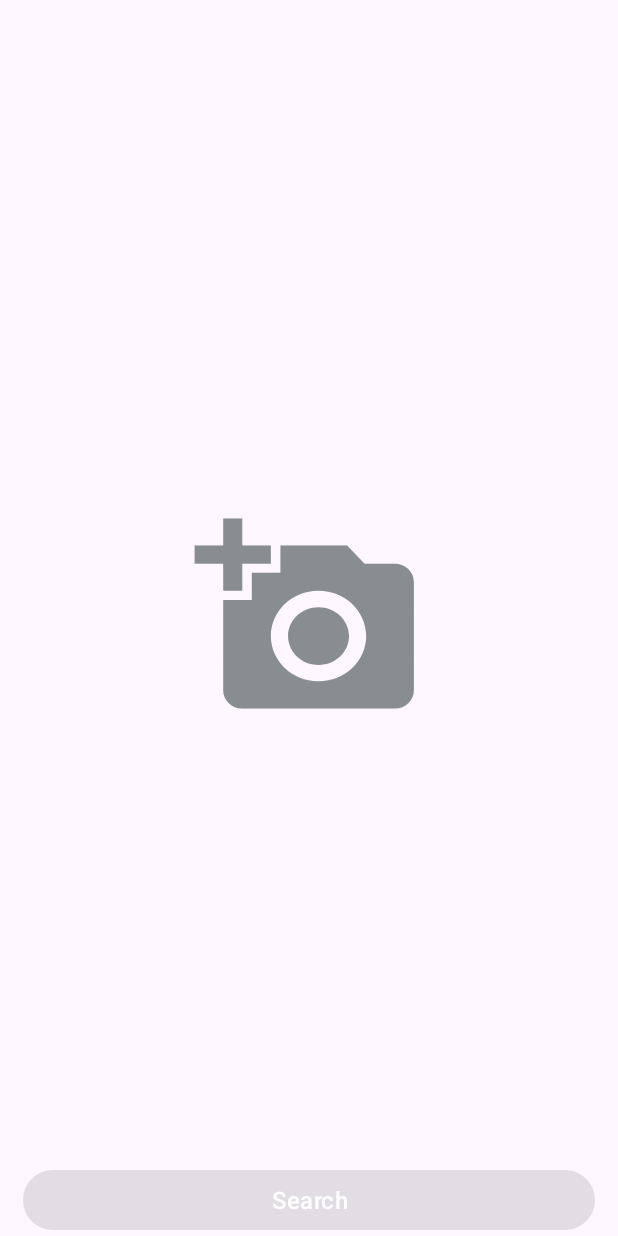
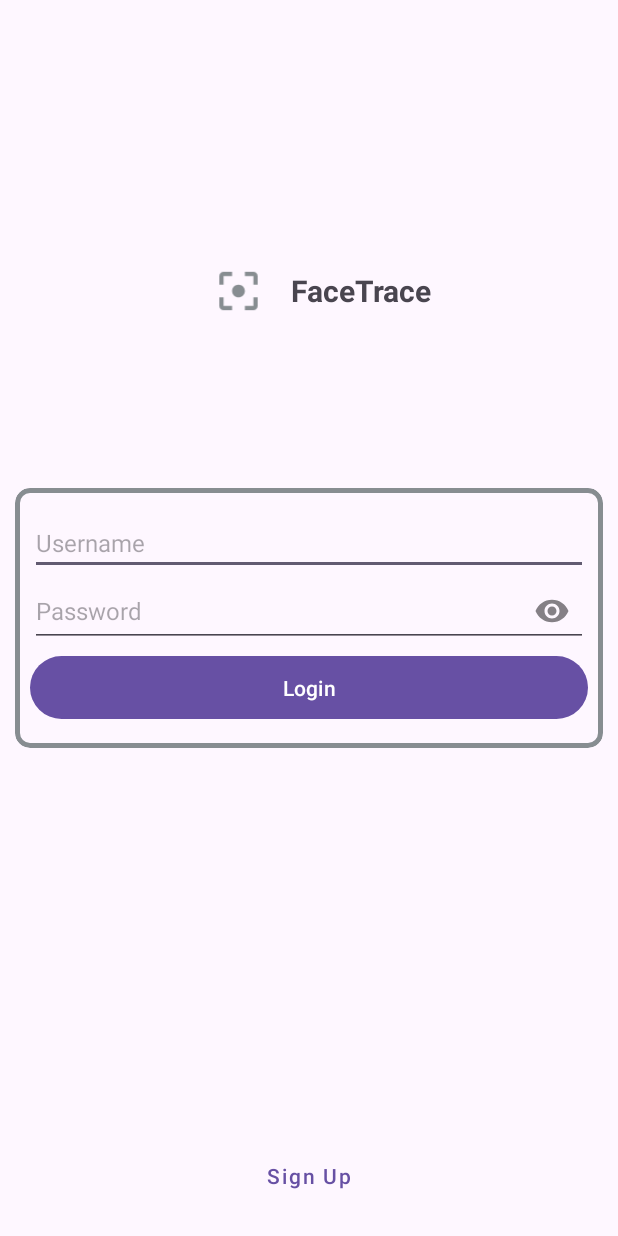
Before and after one commit to Anelkad/FaceTrace, an Android app: the screen it shows after launch (MainActivity before the commit, AuthActivity after it), on a phone screen of 412 x 824 dp. Run offline under Robolectric (Android 15) with nearby library versions, the phone set to English and light mode, and no system bars; our stand-ins replace Dagger/Hilt's generated code.

Commit message:
add login & sign up xml

```diff
--- a/app/build.gradle.kts
+++ b/app/build.gradle.kts
@@ -49,6 +49,7 @@ dependencies {
 
     //Hilt
     implementation("com.google.dagger:hilt-android:2.44")
+    implementation("androidx.activity:activity:1.9.0")
     kapt("com.google.dagger:hilt-android-compiler:2.44")
 
     implementation("androidx.lifecycle:lifecycle-viewmodel-ktx:2.6.1")
--- /dev/null
+++ b/app/src/main/java/com/example/facetrace/ui/auth/AuthActivity.kt
@@ -0,0 +1,12 @@
+package com.example.facetrace.ui.auth
+
+import android.os.Bundle
+import androidx.appcompat.app.AppCompatActivity
+import com.example.facetrace.R
+
+class AuthActivity : AppCompatActivity() {
+    override fun onCreate(savedInstanceState: Bundle?) {
+        super.onCreate(savedInstanceState)
+        setContentView(R.layout.activity_auth)
+    }
+}
--- /dev/null
+++ b/app/src/main/java/com/example/facetrace/ui/auth/LoginFragment.kt
@@ -0,0 +1,23 @@
+package com.example.facetrace.ui.auth
+
+import android.os.Bundle
+import android.view.View
+import androidx.fragment.app.Fragment
+import com.example.facetrace.R
+import com.example.facetrace.databinding.FragmentLoginBinding
+
+class LoginFragment : Fragment(R.layout.fragment_login) {
+
+    private lateinit var binding: FragmentLoginBinding
+
+    override fun onViewCreated(view: View, savedInstanceState: Bundle?) {
+        super.onViewCreated(view, savedInstanceState)
+        binding = FragmentLoginBinding.bind(view)
+        binding.btnSignUp.setOnClickListener {
+            parentFragmentManager.beginTransaction()
+                .replace(R.id.container, SignUpFragment())
+                .addToBackStack(null)
+                .commit()
+        }
+    }
+}
--- /dev/null
+++ b/app/src/main/res/drawable/baseline_remove_red_eye_24.xml
@@ -0,0 +1,5 @@
+<vector android:height="24dp" android:tint="@color/black"
+    android:viewportHeight="24" android:viewportWidth="24"
+    android:width="24dp" xmlns:android="http://schemas.android.com/apk/res/android">
+    <path android:fillColor="@android:color/white" android:pathData="M12,4.5C7,4.5 2.73,7.61 1,12c1.73,4.39 6,7.5 11,7.5s9.27,-3.11 11,-7.5c-1.73,-4.39 -6,-7.5 -11,-7.5zM12,17c-2.76,0 -5,-2.24 -5,-5s2.24,-5 5,-5 5,2.24 5,5 -2.24,5 -5,5zM12,9c-1.66,0 -3,1.34 -3,3s1.34,3 3,3 3,-1.34 3,-3 -1.34,-3 -3,-3z"/>
+</vector>
--- /dev/null
+++ b/app/src/main/res/drawable/eye_selector.xml
@@ -0,0 +1,5 @@
+<?xml version="1.0" encoding="utf-8"?>
+<selector xmlns:android="http://schemas.android.com/apk/res/android">
+    <item android:drawable="@drawable/outline_visibility_off_24" android:state_checked="true" />
+    <item android:drawable="@drawable/baseline_remove_red_eye_24" />
+</selector>
--- /dev/null
+++ b/app/src/main/res/drawable/outline_visibility_off_24.xml
@@ -0,0 +1,5 @@
+<vector android:height="24dp" android:tint="@color/black"
+    android:viewportHeight="24" android:viewportWidth="24"
+    android:width="24dp" xmlns:android="http://schemas.android.com/apk/res/android">
+    <path android:fillColor="@android:color/white" android:pathData="M12,6c3.79,0 7.17,2.13 8.82,5.5 -0.59,1.22 -1.42,2.27 -2.41,3.12l1.41,1.41c1.39,-1.23 2.49,-2.77 3.18,-4.53C21.27,7.11 17,4 12,4c-1.27,0 -2.49,0.2 -3.64,0.57l1.65,1.65C10.66,6.09 11.32,6 12,6zM10.93,7.14L13,9.21c0.57,0.25 1.03,0.71 1.28,1.28l2.07,2.07c0.08,-0.34 0.14,-0.7 0.14,-1.07C16.5,9.01 14.48,7 12,7c-0.37,0 -0.72,0.05 -1.07,0.14zM2.01,3.87l2.68,2.68C3.06,7.83 1.77,9.53 1,11.5 2.73,15.89 7,19 12,19c1.52,0 2.98,-0.29 4.32,-0.82l3.42,3.42 1.41,-1.41L3.42,2.45 2.01,3.87zM9.51,11.37l2.61,2.61c-0.04,0.01 -0.08,0.02 -0.12,0.02 -1.38,0 -2.5,-1.12 -2.5,-2.5 0,-0.05 0.01,-0.08 0.01,-0.13zM6.11,7.97l1.75,1.75c-0.23,0.55 -0.36,1.15 -0.36,1.78 0,2.48 2.02,4.5 4.5,4.5 0.63,0 1.23,-0.13 1.77,-0.36l0.98,0.98c-0.88,0.24 -1.8,0.38 -2.75,0.38 -3.79,0 -7.17,-2.13 -8.82,-5.5 0.7,-1.43 1.72,-2.61 2.93,-3.53z"/>
+</vector>
--- /dev/null
+++ b/app/src/main/res/layout/activity_auth.xml
@@ -0,0 +1,6 @@
+<?xml version="1.0" encoding="utf-8"?>
+<androidx.fragment.app.FragmentContainerView xmlns:android="http://schemas.android.com/apk/res/android"
+    android:id="@+id/container"
+    android:name="com.example.facetrace.ui.auth.LoginFragment"
+    android:layout_width="match_parent"
+    android:layout_height="match_parent" />
--- /dev/null
+++ b/app/src/main/res/layout/fragment_login.xml
@@ -0,0 +1,102 @@
+<?xml version="1.0" encoding="utf-8"?>
+<FrameLayout xmlns:android="http://schemas.android.com/apk/res/android"
+    xmlns:app="http://schemas.android.com/apk/res-auto"
+    android:layout_width="match_parent"
+    android:layout_height="match_parent">
+
+    <LinearLayout
+        android:layout_width="wrap_content"
+        android:layout_height="wrap_content"
+        android:layout_gravity="top|center_horizontal"
+        android:layout_marginTop="140dp"
+        android:orientation="horizontal">
+
+        <ImageView
+            android:layout_width="70dp"
+            android:layout_height="wrap_content"
+            android:src="@drawable/ic_launcher_foreground"
+            app:tint="@color/gray_220" />
+
+        <TextView
+            android:layout_width="wrap_content"
+            android:layout_height="wrap_content"
+            android:layout_gravity="center_vertical"
+            android:text="@string/app_name"
+            android:textSize="20sp"
+            android:textStyle="bold" />
+
+    </LinearLayout>
+
+    <com.google.android.material.card.MaterialCardView
+        android:layout_width="match_parent"
+        android:layout_height="wrap_content"
+        android:layout_gravity="center"
+        android:layout_margin="10dp"
+        app:cardCornerRadius="10dp"
+        app:strokeColor="@color/gray_220"
+        app:strokeWidth="3dp">
+
+        <LinearLayout
+            android:layout_width="match_parent"
+            android:layout_height="wrap_content"
+            android:orientation="vertical"
+            android:paddingHorizontal="10dp"
+            android:paddingVertical="15dp">
+
+            <com.google.android.material.textfield.TextInputEditText
+                android:id="@+id/et_username"
+                android:layout_width="match_parent"
+                android:layout_height="wrap_content"
+                android:cursorVisible="true"
+                android:hint="@string/username"
+                android:inputType="text"
+                android:textCursorDrawable="@null"
+                android:textSize="16sp" />
+
+            <com.google.android.material.textfield.TextInputLayout
+                style="@style/Widget.MaterialComponents.TextInputLayout.FilledBox.ExposedDropdownMenu"
+                android:layout_width="match_parent"
+                android:layout_height="50dp"
+                app:boxStrokeWidth="0dp"
+                app:boxStrokeWidthFocused="0dp"
+                app:endIconDrawable="@drawable/eye_selector"
+                app:endIconMode="password_toggle"
+                app:hintEnabled="false">
+
+                <com.google.android.material.textfield.TextInputEditText
+                    android:id="@+id/et_password"
+                    android:layout_width="match_parent"
+                    android:layout_height="wrap_content"
+                    android:cursorVisible="true"
+                    android:ellipsize="end"
+                    android:hint="@string/password"
+                    android:inputType="textPassword"
+                    android:maxLines="1"
+                    android:singleLine="true"
+                    android:textColor="@color/black"
+                    android:textCursorDrawable="@null"
+                    android:textSize="16sp" />
+
+            </com.google.android.material.textfield.TextInputLayout>
+
+            <Button
+                android:id="@+id/btn_login"
+                android:layout_width="match_parent"
+                android:layout_height="50dp"
+                android:text="@string/login" />
+
+        </LinearLayout>
+
+    </com.google.android.material.card.MaterialCardView>
+
+    <com.google.android.material.button.MaterialButton
+        android:id="@+id/btn_sign_up"
+        style="@style/Widget.MaterialComponents.Button.TextButton"
+        android:layout_width="match_parent"
+        android:layout_height="50dp"
+        android:layout_gravity="bottom"
+        android:layout_margin="15dp"
+        android:text="@string/sign_up"
+        android:textAllCaps="false" />
+
+</FrameLayout>
--- a/app/src/main/res/values/strings.xml
+++ b/app/src/main/res/values/strings.xml
@@ -12,4 +12,9 @@
     <string name="permission_msg_gallery">FaceTrace needs your permission to share your photos</string>
     <string name="search">Search</string>
     <string name="smth_went_wrong">Something went wrong</string>
+    <string name="password">Password</string>
+    <string name="login">Login</string>
+    <string name="sign_up">Sign Up</string>
+    <string name="username">Username</string>
+    <string name="full_name">Full name</string>
 </resources>
```
Also changed, not shown: app/src/main/AndroidManifest.xml (+4 -4 lines), app/src/main/java/com/example/facetrace/ui/auth/SignUpFragment.kt (added, +24 -0 lines), app/src/main/res/layout/fragment_sign_up.xml (added, +96 -0 lines), 2 other files.
